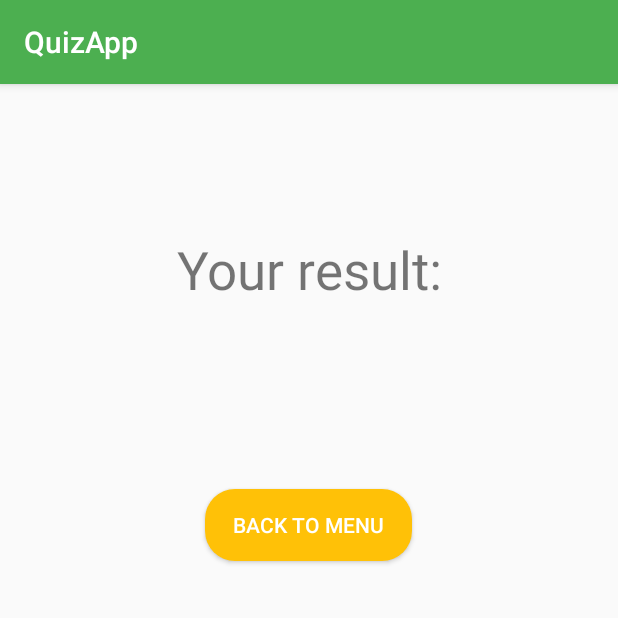
After one commit to SpagetCoder/PoMD-Quiz-app, an Android app: the QuizResults screen opened directly, with no data from a screen before it, on a phone screen of 412 x 824 dp, the top half of it. The commit adds this screen. Run offline under Robolectric (Android 15) with nearby library versions, the phone set to English and light mode, and no system bars.

Commit message:
final commit

```diff
--- a/app/build.gradle
+++ b/app/build.gradle
@@ -26,4 +26,6 @@ dependencies {
     testImplementation 'junit:junit:4.12'
     androidTestImplementation 'androidx.test.ext:junit:1.1.0'
     androidTestImplementation 'androidx.test.espresso:espresso-core:3.1.1'
+    // sweet dialogs
+    implementation 'com.github.f0ris.sweetalert:library:1.5.6'
 }
--- a/app/src/main/java/zientek/lukasz/quizapp/DbHelper.java
+++ b/app/src/main/java/zientek/lukasz/quizapp/DbHelper.java
@@ -21,14 +21,12 @@ public class DbHelper extends SQLiteOpenHelper
     public DbHelper(@Nullable Context context)
     {
         super(context, DATABASE_NAME, null, DATABASE_VERSION);
-
     }
 
     @Override
     public void onCreate(SQLiteDatabase db)
     {
         this.db = db;
-
 
         final String SQL_CREATE_QUESTIONS_TABLE = "CREATE TABLE " + QuizContract.QuestionsTable.TABLE_NAME +
                 " ( " + QuizContract.QuestionsTable._ID + " INTEGER PRIMARY KEY AUTOINCREMENT, " +
@@ -40,7 +38,6 @@ public class DbHelper extends SQLiteOpenHelper
                 QuizContract.QuestionsTable.COLUMN_RIGHT_ANSWER + " TEXT, " +
                 QuizContract.QuestionsTable.COLUMN_SWITCHER_POSITION + " INTEGER " + ")";
 
-
         db.execSQL(SQL_CREATE_QUESTIONS_TABLE);
         fillQuestions();
     }
@@ -50,7 +47,6 @@ public class DbHelper extends SQLiteOpenHelper
     {
         db.execSQL("DROP TABLE IF EXISTS " + QuizContract.QuestionsTable.TABLE_NAME);
         onCreate(db);
-
     }
 
     private void fillQuestions()
@@ -67,7 +63,7 @@ public class DbHelper extends SQLiteOpenHelper
         addQuestion(q5);
         Question q6 = new Question("If you could buy an iPhone, would you do it?", "Nope" , "Never", "Absolutely not","No.", "ABCD", -1);
         addQuestion(q6);
-        Question q7 = new Question("Which procesor is used in OnePlus 6T?", "Snapdragon 855" , "Snapdragon 845", "MAD2WD1","A7", "B", -1);
+        Question q7 = new Question("Which processor is used in OnePlus 6T?", "Snapdragon 855" , "Snapdragon 845", "MAD2WD1","A7", "B", -1);
         addQuestion(q7);
     }
 
--- a/app/src/main/java/zientek/lukasz/quizapp/QuizContract.java
+++ b/app/src/main/java/zientek/lukasz/quizapp/QuizContract.java
@@ -4,7 +4,6 @@ import android.provider.BaseColumns;
 
 public final class QuizContract
 {
-
     private QuizContract()
     {
 
@@ -20,7 +19,5 @@ public final class QuizContract
         public static final String COLUMN_OPTION4 = "option4";
         public static final String COLUMN_RIGHT_ANSWER = "right_answer";
         public static final String COLUMN_SWITCHER_POSITION = "switcher_position";
-
     }
-
 }
--- /dev/null
+++ b/app/src/main/java/zientek/lukasz/quizapp/QuizResults.java
@@ -0,0 +1,29 @@
+package zientek.lukasz.quizapp;
+
+import androidx.appcompat.app.AppCompatActivity;
+
+import android.content.Intent;
+import android.os.Bundle;
+import android.view.View;
+import android.widget.TextView;
+
+public class QuizResults extends AppCompatActivity
+{
+    private TextView results;
+
+    @Override
+    protected void onCreate(Bundle savedInstanceState)
+    {
+        super.onCreate(savedInstanceState);
+        setContentView(R.layout.activity_quiz_results);
+        results = findViewById(R.id.results);
+        String score = getIntent().getStringExtra("RESULTS");
+
+        results.setText(score);
+    }
+
+    public void toMenu(View view)
+    {
+        finish();
+    }
+}
--- /dev/null
+++ b/app/src/main/res/layout/activity_quiz_results.xml
@@ -0,0 +1,38 @@
+<?xml version="1.0" encoding="utf-8"?>
+<RelativeLayout xmlns:android="http://schemas.android.com/apk/res/android"
+    xmlns:app="http://schemas.android.com/apk/res-auto"
+    xmlns:tools="http://schemas.android.com/tools"
+    android:layout_width="match_parent"
+    android:layout_height="match_parent"
+    tools:context=".QuizResults">
+
+    <TextView
+        android:id="@+id/textView"
+        android:layout_width="match_parent"
+        android:layout_height="wrap_content"
+        android:text="@string/your_result"
+        android:textSize="35sp"
+        android:textAlignment="center"
+        android:layout_marginTop="100dp"/>
+
+    <TextView
+        android:id="@+id/results"
+        android:layout_width="match_parent"
+        android:layout_height="wrap_content"
+        android:textSize="35sp"
+        android:textAlignment="center"
+        android:layout_marginTop="25sp"
+        android:layout_below="@id/textView"/>
+
+    <Button
+        android:layout_width="138dp"
+        android:layout_height="48dp"
+        android:layout_below="@id/results"
+        android:layout_centerHorizontal="true"
+        android:layout_marginTop="50dp"
+        android:background="@drawable/button"
+        android:text="@string/back_to_menu"
+        android:onClick="toMenu"
+        android:textColor="@color/colorWhite" />
+
+</RelativeLayout>
--- a/app/src/main/res/values/strings.xml
+++ b/app/src/main/res/values/strings.xml
@@ -4,4 +4,8 @@
     <string name="take_a_quiz">Take a quiz</string>
     <string name="clear">clear</string>
     <string name="confim">confim</string>
+    <string name="back_to_menu">Back to menu</string>
+    <string name="score">Score: </string>
+    <string name="question">Question</string>
+    <string name="your_result">Your result:</string>
 </resources>
```
Also changed, not shown: app/src/main/AndroidManifest.xml (+7 -3 lines), app/src/main/java/zientek/lukasz/quizapp/Quiz.java (+73 -15 lines).
